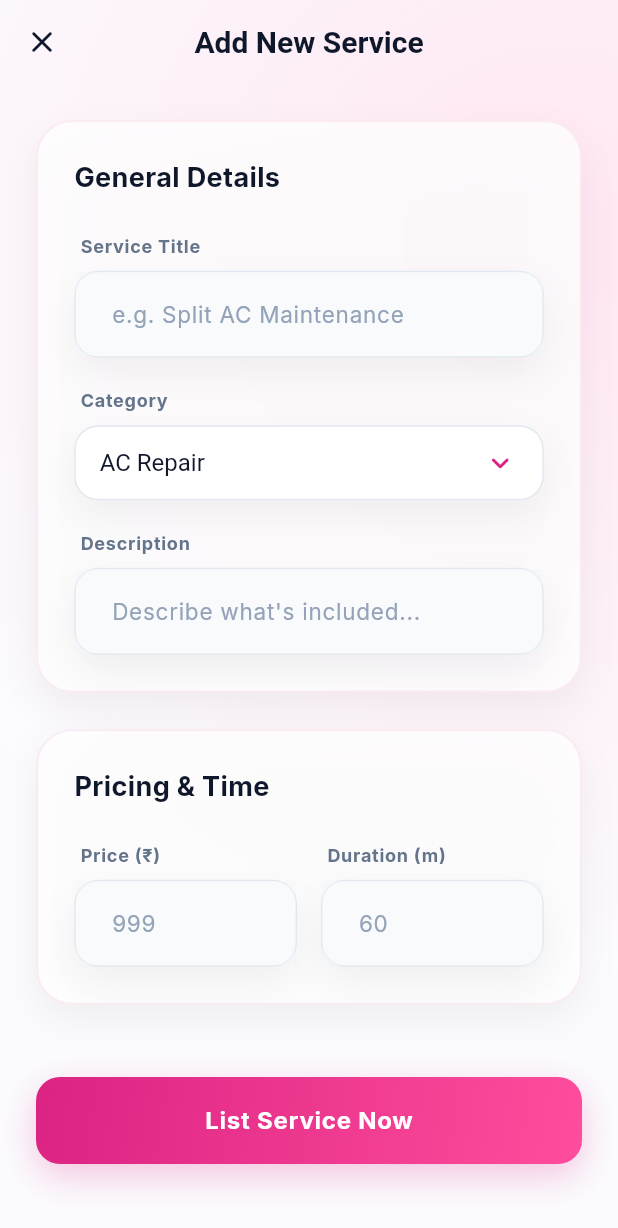
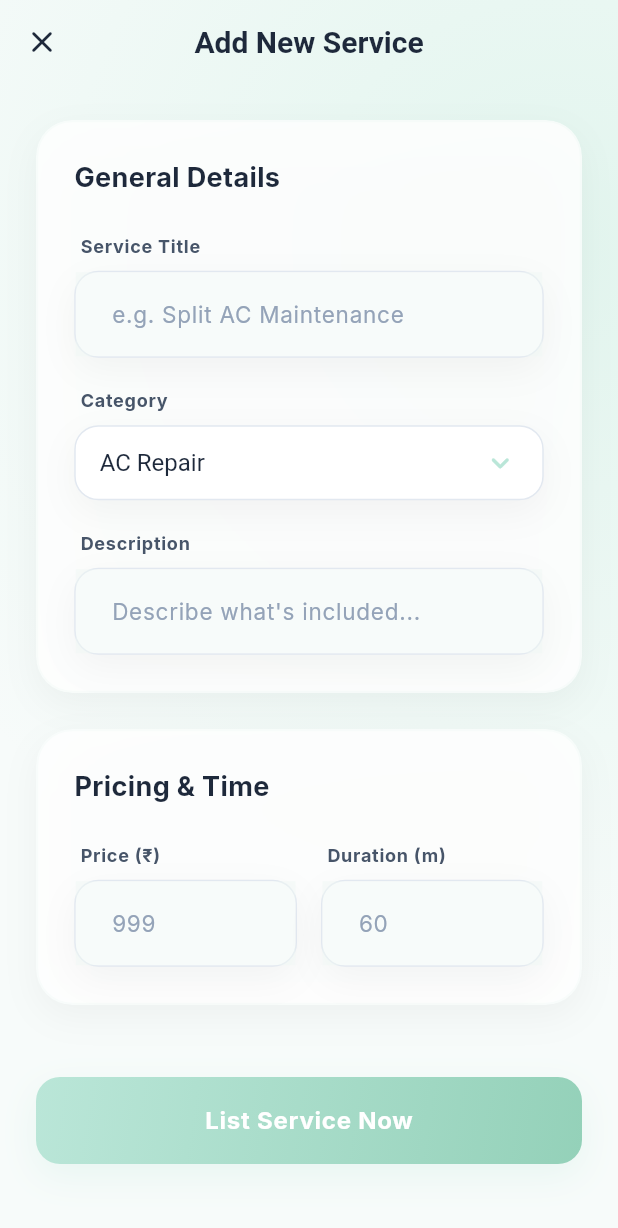
Before and after one commit to endlesspath18-creator/Project-App, a Flutter app: the AddServiceScreen screen opened by its route, on a phone screen of 412 x 824 dp. Shown: the top 1228 px of the screen. Run offline on Flutter 3.47's test engine with Material 3 defaults, Android fonts, the phone set to English and light mode, and no system bars; our stand-ins replace animate_do, firebase_core, flutter_secure_storage, google_fonts; missing offline and left inert: razorpay_flutter; accounts and stored records are empty.

Commit message:
style: Update app theme to premium mint green #BAE6D8

```diff
--- a/mobile_app/lib/core/design_system.dart
+++ b/mobile_app/lib/core/design_system.dart
@@ -2,34 +2,34 @@ import 'package:flutter/material.dart';
 
 class AppColors {
   // Brand Color
-  static const Color primary = Color(0xFFDB2383);
-  static const Color primaryLight = Color(0xFFFFE6F2);
-  static const Color primaryDark = Color(0xFFB01C69);
-  static const Color primaryContainer = Color(0xFFFFE6F2); // Added as fallback
+  static const Color primary = Color(0xFFBAE6D8);
+  static const Color primaryLight = Color(0xFFE2F5EE);
+  static const Color primaryDark = Color(0xFF8BBFA9);
+  static const Color primaryContainer = Color(0xFFE2F5EE);
 
   // Base Colors
-  static const Color background = Color(0xFFFBFBFE);
+  static const Color background = Color(0xFFF7FBFA);
   static const Color surface = Colors.white;
-  static const Color surfaceVariant = Color(0xFFF1F5F9);
+  static const Color surfaceVariant = Color(0xFFEFF7F4);
 
   // Text Colors
-  static const Color textPrimary = Color(0xFF0F172A);
-  static const Color textSecondary = Color(0xFF64748B);
+  static const Color textPrimary = Color(0xFF1E293B);
+  static const Color textSecondary = Color(0xFF475569);
   static const Color textTertiary = Color(0xFF94A3B8);
 
   // Interaction Colors
-  static const Color secondary = Color(0xFF6366F1); // Indigo accent
-  static const Color tertiary = Color(0xFF10B981);  // Emerald accent
-  static const Color error = Color(0xFFEF4444);
-  static const Color warning = Color(0xFFF59E0B);
+  static const Color secondary = Color(0xFF475569);
+  static const Color tertiary = Color(0xFF0D9488);
+  static const Color error = Color(0xFFE11D48);
+  static const Color warning = Color(0xFFD97706);
 
   // Grays / Borders
   static const Color border = Color(0xFFE2E8F0);
   static const Color divider = Color(0xFFF1F5F9);
 
   // Utility
-  static const Color glassBackground = Color.fromRGBO(255, 255, 255, 0.8);
-  static const Color glassBorder = Color.fromRGBO(219, 35, 131, 0.1);
+  static const Color glassBackground = Color.fromRGBO(255, 255, 255, 0.85);
+  static const Color glassBorder = Color.fromRGBO(186, 230, 216, 0.2);
 }
 
 class AppGradients {
@@ -37,8 +37,8 @@ class AppGradients {
     begin: Alignment.topLeft,
     end: Alignment.bottomRight,
     colors: [
-      Color(0xFFDB2383),
-      Color(0xFFFF4D9C),
+      Color(0xFFBAE6D8),
+      Color(0xFF94D1B9),
     ],
   );
 
@@ -46,8 +46,8 @@ class AppGradients {
     begin: Alignment.topCenter,
     end: Alignment.bottomCenter,
     colors: [
-      Color(0xFFFBFBFE),
-      Color(0xFFF1F5F9),
+      Color(0xFFF7FBFA),
+      Color(0xFFEFF7F4),
     ],
   );
 
@@ -55,22 +55,22 @@ class AppGradients {
     center: Alignment(0.8, -0.6),
     radius: 1.2,
     colors: [
-      Color(0xFFFFE6F2),
-      Color(0xFFFBFBFE),
+      Color(0xFFE2F5EE),
+      Color(0xFFF7FBFA),
     ],
   );
 }
 
 class AppShadows {
   static const BoxShadow soft = BoxShadow(
-    color: Color.fromRGBO(0, 0, 0, 0.05),
+    color: Color.fromRGBO(0, 0, 0, 0.04),
     blurRadius: 20,
-    offset: Offset(0, 10),
+    offset: Offset(0, 8),
   );
 
   static const BoxShadow card = BoxShadow(
-    color: Color.fromRGBO(219, 35, 131, 0.08),
+    color: Color.fromRGBO(186, 230, 216, 0.1),
     blurRadius: 30,
-    offset: Offset(0, 4),
+    offset: Offset(0, 8),
   );
 }
```
